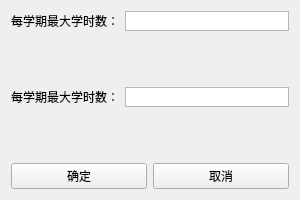
Qt form CS_true/set_window.ui (AlanChen126/-) before a commit.
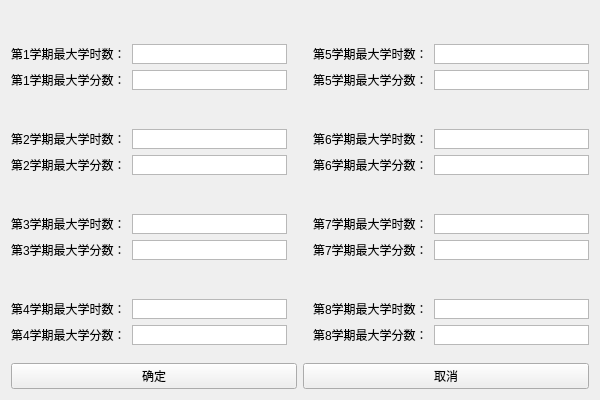
The same form after that commit.

Commit message: 提供了设置多个学期的学时学分的功能，未设置成功assignment

```diff
--- a/CS_true/set_window.ui
+++ b/CS_true/set_window.ui
@@ -6,104 +6,828 @@
    <rect>
     <x>0</x>
     <y>0</y>
-    <width>300</width>
-    <height>200</height>
+    <width>600</width>
+    <height>400</height>
    </rect>
   </property>
+  <property name="sizePolicy">
+   <sizepolicy hsizetype="Fixed" vsizetype="Fixed">
+    <horstretch>0</horstretch>
+    <verstretch>0</verstretch>
+   </sizepolicy>
+  </property>
   <property name="minimumSize">
    <size>
-    <width>300</width>
-    <height>200</height>
+    <width>600</width>
+    <height>400</height>
    </size>
   </property>
   <property name="maximumSize">
    <size>
-    <width>300</width>
-    <height>200</height>
+    <width>600</width>
+    <height>400</height>
    </size>
   </property>
   <property name="windowTitle">
    <string>修改学分学时</string>
   </property>
-  <layout class="QVBoxLayout" name="verticalLayout_2">
+  <layout class="QVBoxLayout" name="verticalLayout_12">
    <item>
-    <layout class="QVBoxLayout" name="verticalLayout">
+    <layout class="QVBoxLayout" name="verticalLayout_11">
      <item>
-      <layout class="QHBoxLayout" name="horizontalLayout">
+      <layout class="QHBoxLayout" name="horizontalLayout_20">
        <item>
-        <widget class="QLabel" name="label">
-         <property name="text">
-          <string>每学期最大学时数：</string>
-         </property>
-        </widget>
+        <layout class="QVBoxLayout" name="verticalLayout_6">
+         <item>
+          <layout class="QVBoxLayout" name="verticalLayout_7">
+           <item>
+            <spacer name="verticalSpacer_5">
+             <property name="orientation">
+              <enum>Qt::Vertical</enum>
+             </property>
+             <property name="sizeHint" stdset="0">
+              <size>
+               <width>20</width>
+               <height>40</height>
+              </size>
+             </property>
+            </spacer>
+           </item>
+           <item>
+            <layout class="QHBoxLayout" name="horizontalLayout_12">
+             <item>
+              <widget class="QLabel" name="label1_1">
+               <property name="sizePolicy">
+                <sizepolicy hsizetype="Preferred" vsizetype="Maximum">
+                 <horstretch>0</horstretch>
+                 <verstretch>0</verstretch>
+                </sizepolicy>
+               </property>
+               <property name="maximumSize">
+                <size>
+                 <width>16777215</width>
+                 <height>30</height>
+                </size>
+               </property>
+               <property name="text">
+                <string>第1学期最大学时数：</string>
+               </property>
+              </widget>
+             </item>
+             <item>
+              <widget class="QTextEdit" name="max_xueshi1">
+               <property name="maximumSize">
+                <size>
+                 <width>16777215</width>
+                 <height>20</height>
+                </size>
+               </property>
+               <property name="verticalScrollBarPolicy">
+                <enum>Qt::ScrollBarAlwaysOff</enum>
+               </property>
+               <property name="horizontalScrollBarPolicy">
+                <enum>Qt::ScrollBarAlwaysOff</enum>
+               </property>
+              </widget>
+             </item>
+            </layout>
+           </item>
+           <item>
+            <layout class="QHBoxLayout" name="horizontalLayout_13">
+             <item>
+              <widget class="QLabel" name="label1_2">
+               <property name="sizePolicy">
+                <sizepolicy hsizetype="Preferred" vsizetype="Maximum">
+                 <horstretch>0</horstretch>
+                 <verstretch>0</verstretch>
+                </sizepolicy>
+               </property>
+               <property name="maximumSize">
+                <size>
+                 <width>16777215</width>
+                 <height>30</height>
+                </size>
+               </property>
+               <property name="text">
+                <string>第1学期最大学分数：</string>
+               </property>
+              </widget>
+             </item>
+             <item>
+              <widget class="QTextEdit" name="max_xuefen1">
+               <property name="maximumSize">
+                <size>
+                 <width>16777215</width>
+                 <height>20</height>
+                </size>
+               </property>
+               <property name="verticalScrollBarPolicy">
+                <enum>Qt::ScrollBarAlwaysOff</enum>
+               </property>
+               <property name="horizontalScrollBarPolicy">
+                <enum>Qt::ScrollBarAlwaysOff</enum>
+               </property>
+              </widget>
+             </item>
+            </layout>
+           </item>
+          </layout>
+         </item>
+         <item>
+          <spacer name="verticalSpacer">
+           <property name="orientation">
+            <enum>Qt::Vertical</enum>
+           </property>
+           <property name="sizeHint" stdset="0">
+            <size>
+             <width>20</width>
+             <height>40</height>
+            </size>
+           </property>
+          </spacer>
+         </item>
+         <item>
+          <layout class="QVBoxLayout" name="verticalLayout_8">
+           <item>
+            <layout class="QHBoxLayout" name="horizontalLayout_14">
+             <item>
+              <widget class="QLabel" name="label_12_1">
+               <property name="sizePolicy">
+                <sizepolicy hsizetype="Preferred" vsizetype="Maximum">
+                 <horstretch>0</horstretch>
+                 <verstretch>0</verstretch>
+                </sizepolicy>
+               </property>
+               <property name="maximumSize">
+                <size>
+                 <width>16777215</width>
+                 <height>30</height>
+                </size>
+               </property>
+               <property name="text">
+                <string>第2学期最大学时数：</string>
+               </property>
+              </widget>
+             </item>
+             <item>
+              <widget class="QTextEdit" name="max_xueshi2">
+               <property name="maximumSize">
+                <size>
+                 <width>16777215</width>
+                 <height>20</height>
+                </size>
+               </property>
+               <property name="verticalScrollBarPolicy">
+                <enum>Qt::ScrollBarAlwaysOff</enum>
+               </property>
+               <property name="horizontalScrollBarPolicy">
+                <enum>Qt::ScrollBarAlwaysOff</enum>
+               </property>
+              </widget>
+             </item>
+            </layout>
+           </item>
+           <item>
+            <layout class="QHBoxLayout" name="horizontalLayout_15">
+             <item>
+              <widget class="QLabel" name="label_12_2">
+               <property name="sizePolicy">
+                <sizepolicy hsizetype="Preferred" vsizetype="Maximum">
+                 <horstretch>0</horstretch>
+                 <verstretch>0</verstretch>
+                </sizepolicy>
+               </property>
+               <property name="maximumSize">
+                <size>
+                 <width>16777215</width>
+                 <height>30</height>
+                </size>
+               </property>
+               <property name="text">
+                <string>第2学期最大学分数：</string>
+               </property>
+              </widget>
+             </item>
+             <item>
+              <widget class="QTextEdit" name="max_xuefen2">
+               <property name="maximumSize">
+                <size>
+                 <width>16777215</width>
+                 <height>20</height>
+                </size>
+               </property>
+               <property name="verticalScrollBarPolicy">
+                <enum>Qt::ScrollBarAlwaysOff</enum>
+               </property>
+               <property name="horizontalScrollBarPolicy">
+                <enum>Qt::ScrollBarAlwaysOff</enum>
+               </property>
+              </widget>
+             </item>
+            </layout>
+           </item>
+          </layout>
+         </item>
+         <item>
+          <spacer name="verticalSpacer_2">
+           <property name="orientation">
+            <enum>Qt::Vertical</enum>
+           </property>
+           <property name="sizeHint" stdset="0">
+            <size>
+             <width>20</width>
+             <height>40</height>
+            </size>
+           </property>
+          </spacer>
+         </item>
+         <item>
+          <layout class="QVBoxLayout" name="verticalLayout_9">
+           <item>
+            <layout class="QHBoxLayout" name="horizontalLayout_16">
+             <item>
+              <widget class="QLabel" name="label3_1">
+               <property name="sizePolicy">
+                <sizepolicy hsizetype="Preferred" vsizetype="Maximum">
+                 <horstretch>0</horstretch>
+                 <verstretch>0</verstretch>
+                </sizepolicy>
+               </property>
+               <property name="maximumSize">
+                <size>
+                 <width>16777215</width>
+                 <height>30</height>
+                </size>
+               </property>
+               <property name="text">
+                <string>第3学期最大学时数：</string>
+               </property>
+              </widget>
+             </item>
+             <item>
+              <widget class="QTextEdit" name="max_xueshi3">
+               <property name="maximumSize">
+                <size>
+                 <width>16777215</width>
+                 <height>20</height>
+                </size>
+               </property>
+               <property name="verticalScrollBarPolicy">
+                <enum>Qt::ScrollBarAlwaysOff</enum>
+               </property>
+               <property name="horizontalScrollBarPolicy">
+                <enum>Qt::ScrollBarAlwaysOff</enum>
+               </property>
+              </widget>
+             </item>
+            </layout>
+           </item>
+           <item>
+            <layout class="QHBoxLayout" name="horizontalLayout_17">
+             <item>
+              <widget class="QLabel" name="label3_2">
+               <property name="sizePolicy">
+                <sizepolicy hsizetype="Preferred" vsizetype="Maximum">
+                 <horstretch>0</horstretch>
+                 <verstretch>0</verstretch>
+                </sizepolicy>
+               </property>
+               <property name="maximumSize">
+                <size>
+                 <width>16777215</width>
+                 <height>30</height>
+                </size>
+               </property>
+               <property name="text">
+                <string>第3学期最大学分数：</string>
+               </property>
+              </widget>
+             </item>
+             <item>
+              <widget class="QTextEdit" name="max_xuefen3">
+               <property name="maximumSize">
+                <size>
+                 <width>16777215</width>
+                 <height>20</height>
+                </size>
+               </property>
+               <property name="verticalScrollBarPolicy">
+                <enum>Qt::ScrollBarAlwaysOff</enum>
+               </property>
+               <property name="horizontalScrollBarPolicy">
+                <enum>Qt::ScrollBarAlwaysOff</enum>
+               </property>
+              </widget>
+             </item>
+            </layout>
+           </item>
+          </layout>
+         </item>
+         <item>
+          <spacer name="verticalSpacer_3">
+           <property name="orientation">
+            <enum>Qt::Vertical</enum>
+           </property>
+           <property name="sizeHint" stdset="0">
+            <size>
+             <width>20</width>
+             <height>40</height>
+            </size>
+           </property>
+          </spacer>
+         </item>
+         <item>
+          <layout class="QVBoxLayout" name="verticalLayout_10">
+           <item>
+            <layout class="QHBoxLayout" name="horizontalLayout_18">
+             <item>
+              <widget class="QLabel" name="label4_1">
+               <property name="sizePolicy">
+                <sizepolicy hsizetype="Preferred" vsizetype="Maximum">
+                 <horstretch>0</horstretch>
+                 <verstretch>0</verstretch>
+                </sizepolicy>
+               </property>
+               <property name="maximumSize">
+                <size>
+                 <width>16777215</width>
+                 <height>30</height>
+                </size>
+               </property>
+               <property name="text">
+                <string>第4学期最大学时数：</string>
+               </property>
+              </widget>
+             </item>
+             <item>
+              <widget class="QTextEdit" name="max_xueshi4">
+               <property name="maximumSize">
+                <size>
+                 <width>16777215</width>
+                 <height>20</height>
+                </size>
+               </property>
+               <property name="verticalScrollBarPolicy">
+                <enum>Qt::ScrollBarAlwaysOff</enum>
+               </property>
+               <property name="horizontalScrollBarPolicy">
+                <enum>Qt::ScrollBarAlwaysOff</enum>
+               </property>
+              </widget>
+             </item>
+            </layout>
+           </item>
+           <item>
+            <layout class="QHBoxLayout" name="horizontalLayout_19">
+             <item>
+              <widget class="QLabel" name="label4_2">
+               <property name="sizePolicy">
+                <sizepolicy hsizetype="Preferred" vsizetype="Maximum">
+                 <horstretch>0</horstretch>
+                 <verstretch>0</verstretch>
+                </sizepolicy>
+               </property>
+               <property name="maximumSize">
+                <size>
+                 <width>16777215</width>
+                 <height>30</height>
+                </size>
+               </property>
+               <property name="text">
+                <string>第4学期最大学分数：</string>
+               </property>
+              </widget>
+             </item>
+             <item>
+              <widget class="QTextEdit" name="max_xuefen4">
+               <property name="maximumSize">
+                <size>
+                 <width>16777215</width>
+                 <height>20</height>
+                </size>
+               </property>
+               <property name="verticalScrollBarPolicy">
+                <enum>Qt::ScrollBarAlwaysOff</enum>
+               </property>
+               <property name="horizontalScrollBarPolicy">
+                <enum>Qt::ScrollBarAlwaysOff</enum>
+               </property>
+              </widget>
+             </item>
+            </layout>
+           </item>
+          </layout>
+         </item>
+        </layout>
        </item>
        <item>
-        <widget class="QTextEdit" name="max_xueshi">
-         <property name="maximumSize">
+        <spacer name="verticalSpacer_10">
+         <property name="orientation">
+          <enum>Qt::Vertical</enum>
+         </property>
+         <property name="sizeHint" stdset="0">
           <size>
-           <width>16777215</width>
-           <height>20</height>
+           <width>20</width>
+           <height>40</height>
           </size>
          </property>
-         <property name="verticalScrollBarPolicy">
-          <enum>Qt::ScrollBarAlwaysOff</enum>
-         </property>
-         <property name="horizontalScrollBarPolicy">
-          <enum>Qt::ScrollBarAlwaysOff</enum>
-         </property>
-        </widget>
+        </spacer>
        </item>
-      </layout>
-     </item>
-     <item>
-      <spacer name="verticalSpacer">
-       <property name="orientation">
-        <enum>Qt::Vertical</enum>
-       </property>
-       <property name="sizeHint" stdset="0">
-        <size>
-         <width>10</width>
-         <height>10</height>
-        </size>
-       </property>
-      </spacer>
-     </item>
-     <item>
-      <layout class="QHBoxLayout" name="horizontalLayout_2">
        <item>
-        <widget class="QLabel" name="label_2">
-         <property name="text">
-          <string>每学期最大学时数：</string>
-         </property>
-        </widget>
+        <layout class="QVBoxLayout" name="verticalLayout_5">
+         <item>
+          <layout class="QVBoxLayout" name="verticalLayout_3">
+           <item>
+            <spacer name="verticalSpacer_6">
+             <property name="orientation">
+              <enum>Qt::Vertical</enum>
+             </property>
+             <property name="sizeHint" stdset="0">
+              <size>
+               <width>20</width>
+               <height>40</height>
+              </size>
+             </property>
+            </spacer>
+           </item>
+           <item>
+            <layout class="QHBoxLayout" name="horizontalLayout_8">
+             <item>
+              <widget class="QLabel" name="label5_1">
+               <property name="sizePolicy">
+                <sizepolicy hsizetype="Preferred" vsizetype="Maximum">
+                 <horstretch>0</horstretch>
+                 <verstretch>0</verstretch>
+                </sizepolicy>
+               </property>
+               <property name="maximumSize">
+                <size>
+                 <width>16777215</width>
+                 <height>30</height>
+                </size>
+               </property>
+               <property name="text">
+                <string>第5学期最大学时数：</string>
+               </property>
+              </widget>
+             </item>
+             <item>
+              <widget class="QTextEdit" name="max_xueshi5">
+               <property name="maximumSize">
+                <size>
+                 <width>16777215</width>
+                 <height>20</height>
+                </size>
+               </property>
+               <property name="verticalScrollBarPolicy">
+                <enum>Qt::ScrollBarAlwaysOff</enum>
+               </property>
+               <property name="horizontalScrollBarPolicy">
+                <enum>Qt::ScrollBarAlwaysOff</enum>
+               </property>
+              </widget>
+             </item>
+            </layout>
+           </item>
+           <item>
+            <layout class="QHBoxLayout" name="horizontalLayout_9">
+             <item>
+              <widget class="QLabel" name="label5_2">
+               <property name="sizePolicy">
+                <sizepolicy hsizetype="Preferred" vsizetype="Maximum">
+                 <horstretch>0</horstretch>
+                 <verstretch>0</verstretch>
+                </sizepolicy>
+               </property>
+               <property name="maximumSize">
+                <size>
+                 <width>16777215</width>
+                 <height>30</height>
+                </size>
+               </property>
+               <property name="text">
+                <string>第5学期最大学分数：</string>
+               </property>
+              </widget>
+             </item>
+             <item>
+              <widget class="QTextEdit" name="max_xuefen5">
+               <property name="maximumSize">
+                <size>
+                 <width>16777215</width>
+                 <height>20</height>
+                </size>
+               </property>
+               <property name="verticalScrollBarPolicy">
+                <enum>Qt::ScrollBarAlwaysOff</enum>
+               </property>
+               <property name="horizontalScrollBarPolicy">
+                <enum>Qt::ScrollBarAlwaysOff</enum>
+               </property>
+              </widget>
+             </item>
+            </layout>
+           </item>
+          </layout>
+         </item>
+         <item>
+          <spacer name="verticalSpacer_7">
+           <property name="orientation">
+            <enum>Qt::Vertical</enum>
+           </property>
+           <property name="sizeHint" stdset="0">
+            <size>
+             <width>20</width>
+             <height>40</height>
+            </size>
+           </property>
+          </spacer>
+         </item>
+         <item>
+          <layout class="QVBoxLayout" name="verticalLayout">
+           <item>
+            <layout class="QHBoxLayout" name="horizontalLayout">
+             <item>
+              <widget class="QLabel" name="label6_1">
+               <property name="sizePolicy">
+                <sizepolicy hsizetype="Preferred" vsizetype="Maximum">
+                 <horstretch>0</horstretch>
+                 <verstretch>0</verstretch>
+                </sizepolicy>
+               </property>
+               <property name="maximumSize">
+                <size>
+                 <width>16777215</width>
+                 <height>30</height>
+                </size>
+               </property>
+               <property name="text">
+                <string>第6学期最大学时数：</string>
+               </property>
+              </widget>
+             </item>
+             <item>
+              <widget class="QTextEdit" name="max_xueshi6">
+               <property name="maximumSize">
+                <size>
+                 <width>16777215</width>
+                 <height>20</height>
+                </size>
+               </property>
+               <property name="verticalScrollBarPolicy">
+                <enum>Qt::ScrollBarAlwaysOff</enum>
+               </property>
+               <property name="horizontalScrollBarPolicy">
+                <enum>Qt::ScrollBarAlwaysOff</enum>
+               </property>
+              </widget>
+             </item>
+            </layout>
+           </item>
+           <item>
+            <layout class="QHBoxLayout" name="horizontalLayout_2">
+             <item>
+              <widget class="QLabel" name="label6_2">
+               <property name="sizePolicy">
+                <sizepolicy hsizetype="Preferred" vsizetype="Maximum">
+                 <horstretch>0</horstretch>
+                 <verstretch>0</verstretch>
+                </sizepolicy>
+               </property>
+               <property name="maximumSize">
+                <size>
+                 <width>16777215</width>
+                 <height>30</height>
+                </size>
+               </property>
+               <property name="text">
+                <string>第6学期最大学分数：</string>
+               </property>
+              </widget>
+             </item>
+             <item>
+              <widget class="QTextEdit" name="max_xuefen6">
+               <property name="maximumSize">
+                <size>
+                 <width>16777215</width>
+                 <height>20</height>
+                </size>
+               </property>
+               <property name="verticalScrollBarPolicy">
+                <enum>Qt::ScrollBarAlwaysOff</enum>
+               </property>
+               <property name="horizontalScrollBarPolicy">
+                <enum>Qt::ScrollBarAlwaysOff</enum>
+               </property>
+              </widget>
+             </item>
+            </layout>
+           </item>
+          </layout>
+         </item>
+         <item>
+          <spacer name="verticalSpacer_8">
+           <property name="orientation">
+            <enum>Qt::Vertical</enum>
+           </property>
+           <property name="sizeHint" stdset="0">
+            <size>
+             <width>20</width>
+             <height>40</height>
+            </size>
+           </property>
+          </spacer>
+         </item>
+         <item>
+          <layout class="QVBoxLayout" name="verticalLayout_2">
+           <item>
+            <layout class="QHBoxLayout" name="horizontalLayout_6">
+             <item>
+              <widget class="QLabel" name="label7_1">
+               <property name="sizePolicy">
+                <sizepolicy hsizetype="Preferred" vsizetype="Maximum">
+                 <horstretch>0</horstretch>
+                 <verstretch>0</verstretch>
+                </sizepolicy>
+               </property>
+               <property name="maximumSize">
+                <size>
+                 <width>16777215</width>
+                 <height>30</height>
+                </size>
+               </property>
+               <property name="text">
+                <string>第7学期最大学时数：</string>
+               </property>
+              </widget>
+             </item>
+             <item>
+              <widget class="QTextEdit" name="max_xueshi7">
+               <property name="maximumSize">
+                <size>
+                 <width>16777215</width>
+                 <height>20</height>
+                </size>
+               </property>
+               <property name="verticalScrollBarPolicy">
+                <enum>Qt::ScrollBarAlwaysOff</enum>
+               </property>
+               <property name="horizontalScrollBarPolicy">
+                <enum>Qt::ScrollBarAlwaysOff</enum>
+               </property>
+              </widget>
+             </item>
+            </layout>
+           </item>
+           <item>
+            <layout class="QHBoxLayout" name="horizontalLayout_7">
+             <item>
+              <widget class="QLabel" name="label7_2">
+               <property name="sizePolicy">
+                <sizepolicy hsizetype="Preferred" vsizetype="Maximum">
+                 <horstretch>0</horstretch>
+                 <verstretch>0</verstretch>
+                </sizepolicy>
+               </property>
+               <property name="maximumSize">
+                <size>
+                 <width>16777215</width>
+                 <height>30</height>
+                </size>
+               </property>
+               <property name="text">
+                <string>第7学期最大学分数：</string>
+               </property>
+              </widget>
+             </item>
+             <item>
+              <widget class="QTextEdit" name="max_xuefen7">
+               <property name="maximumSize">
+                <size>
+                 <width>16777215</width>
+                 <height>20</height>
+                </size>
+               </property>
+               <property name="verticalScrollBarPolicy">
+                <enum>Qt::ScrollBarAlwaysOff</enum>
+               </property>
+               <property name="horizontalScrollBarPolicy">
+                <enum>Qt::ScrollBarAlwaysOff</enum>
+               </property>
+              </widget>
+             </item>
+            </layout>
+           </item>
+          </layout>
+         </item>
+         <item>
+          <spacer name="verticalSpacer_9">
+           <property name="orientation">
+            <enum>Qt::Vertical</enum>
+           </property>
+           <property name="sizeHint" stdset="0">
+            <size>
+             <width>20</width>
+             <height>40</height>
+            </size>
+           </property>
+          </spacer>
+         </item>
+         <item>
+          <layout class="QVBoxLayout" name="verticalLayout_4">
+           <item>
+            <layout class="QHBoxLayout" name="horizontalLayout_10">
+             <item>
+              <widget class="QLabel" name="label8_1">
+               <property name="sizePolicy">
+                <sizepolicy hsizetype="Preferred" vsizetype="Maximum">
+                 <horstretch>0</horstretch>
+                 <verstretch>0</verstretch>
+                </sizepolicy>
+               </property>
+               <property name="maximumSize">
+                <size>
+                 <width>16777215</width>
+                 <height>30</height>
+                </size>
+               </property>
+               <property name="text">
+                <string>第8学期最大学时数：</string>
+               </property>
+              </widget>
+             </item>
+             <item>
+              <widget class="QTextEdit" name="max_xueshi8">
+               <property name="maximumSize">
+                <size>
+                 <width>16777215</width>
+                 <height>20</height>
+                </size>
+               </property>
+               <property name="verticalScrollBarPolicy">
+                <enum>Qt::ScrollBarAlwaysOff</enum>
+               </property>
+               <property name="horizontalScrollBarPolicy">
+                <enum>Qt::ScrollBarAlwaysOff</enum>
+               </property>
+              </widget>
+             </item>
+            </layout>
+           </item>
+           <item>
+            <layout class="QHBoxLayout" name="horizontalLayout_11">
+             <item>
+              <widget class="QLabel" name="label8_2">
+               <property name="sizePolicy">
+                <sizepolicy hsizetype="Preferred" vsizetype="Maximum">
+                 <horstretch>0</horstretch>
+                 <verstretch>0</verstretch>
+                </sizepolicy>
+               </property>
+               <property name="maximumSize">
+                <size>
+                 <width>16777215</width>
+                 <height>30</height>
+                </size>
+               </property>
+               <property name="text">
+                <string>第8学期最大学分数：</string>
+               </property>
+              </widget>
+             </item>
+             <item>
+              <widget class="QTextEdit" name="max_xuefen8">
+               <property name="maximumSize">
+                <size>
+                 <width>16777215</width>
+                 <height>20</height>
+                </size>
+               </property>
+               <property name="verticalScrollBarPolicy">
+                <enum>Qt::ScrollBarAlwaysOff</enum>
+               </property>
+               <property name="horizontalScrollBarPolicy">
+                <enum>Qt::ScrollBarAlwaysOff</enum>
+               </property>
+              </widget>
+             </item>
+            </layout>
+           </item>
+          </layout>
+         </item>
+        </layout>
        </item>
-       <item>
-        <widget class="QTextEdit" name="max_xuefen">
-         <property name="maximumSize">
-          <size>
-           <width>16777215</width>
-           <height>20</height>
-          </size>
-         </property>
-         <property name="verticalScrollBarPolicy">
-          <enum>Qt::ScrollBarAlwaysOff</enum>
-         </property>
-         <property name="horizontalScrollBarPolicy">
-          <enum>Qt::ScrollBarAlwaysOff</enum>
-         </property>
-        </widget>
-       </item>
       </layout>
      </item>
      <item>
-      <spacer name="verticalSpacer_2">
+      <spacer name="verticalSpacer_4">
        <property name="orientation">
         <enum>Qt::Vertical</enum>
        </property>
        <property name="sizeHint" stdset="0">
         <size>
          <width>20</width>
-         <height>20</height>
+         <height>40</height>
         </size>
        </property>
       </spacer>
```
The commit also changes 26 other files.
